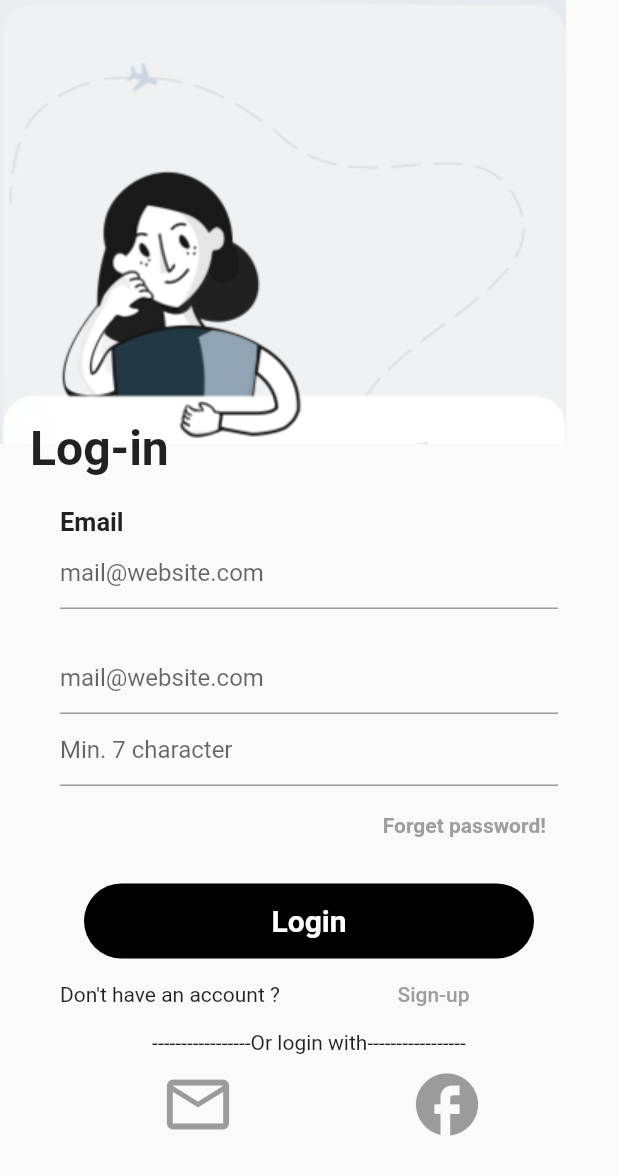
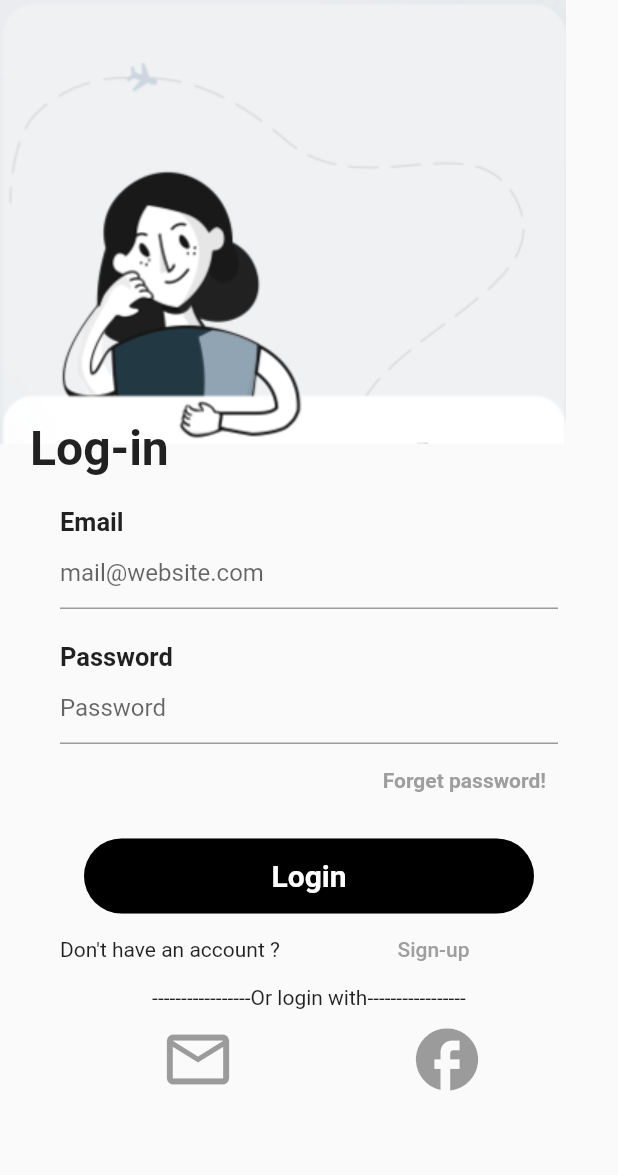
Before and after one commit to Taivanjargal11/Flutter-project-1, a Flutter app: the screen it shows after launch, on a phone screen of 412 x 824 dp. Shown: the top 1175 px of the screen. Run offline on Flutter 3.47's test engine with Material 2 defaults, Android fonts, the phone set to English and light mode, and no system bars; our stand-ins replace cloud_firestore, firebase_auth, firebase_core; missing offline and left inert: passwordfield; accounts and stored records are empty.

```diff
--- a/lib/main.dart
+++ b/lib/main.dart
@@ -8,7 +8,9 @@ import 'package:firebase_core/firebase_core.dart';
 import 'package:cloud_firestore/cloud_firestore.dart';
 import 'package:firebase_auth/firebase_auth.dart';
 
-void main() {
+Future<void> main() async {
+  WidgetsFlutterBinding.ensureInitialized();
+  await Firebase.initializeApp();
   runApp(const MyApp());
 }
 
--- a/lib/screen0.dart
+++ b/lib/screen0.dart
@@ -22,6 +22,7 @@ class _Screen0State extends State<Screen0> {
 
   @override
   Widget build(BuildContext context) {
+
     return Scaffold(
       resizeToAvoidBottomInset: false,
       body: Center(
@@ -71,8 +72,16 @@ class _Screen0State extends State<Screen0> {
                           ),
                         ),
                         Container(
+                            alignment: Alignment.topLeft,
+                            margin: EdgeInsets.only(top: 20),
+                            child: Text(
+                              'Password',
+                              style: TextStyle(
+                                  fontWeight: FontWeight.bold, fontSize: 17),
+                            )),
+                        Container(
                           alignment: Alignment.topLeft,
-                          margin: EdgeInsets.only(top: 20),
+                          margin: EdgeInsets.only(top: 0),
                           child: TextFormField(
                             onChanged: (value) {
                               _password = value;
@@ -80,17 +89,11 @@ class _Screen0State extends State<Screen0> {
                             keyboardType: TextInputType.emailAddress,
                             textAlign: TextAlign.justify,
                             decoration:
-                                InputDecoration(hintText: 'mail@website.com'),
+                            InputDecoration(hintText: 'Password'),
+
                           ),
                         ),
-                        Container(
-                          height: 50,
-                          child: TextField(
-                            textAlign: TextAlign.justify,
-                            decoration:
-                                InputDecoration(hintText: 'Min. 7 character'),
-                          ),
-                        ),
+
                         Container(
                           alignment: Alignment.centerRight,
                           child: Padding(
```
